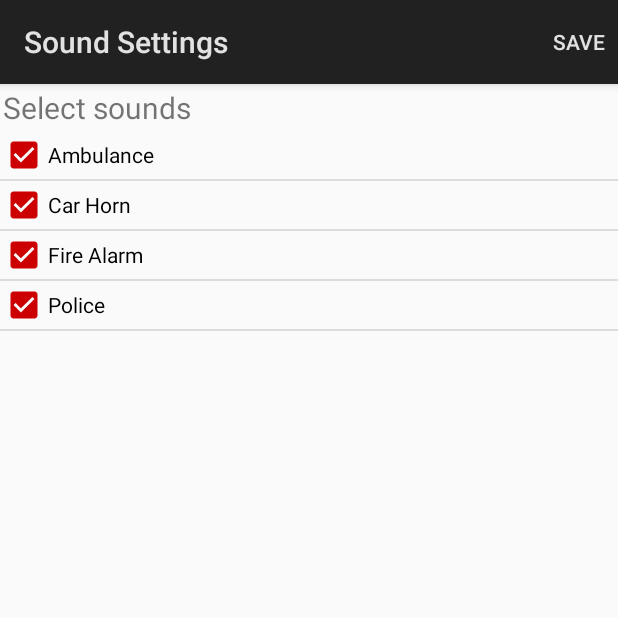
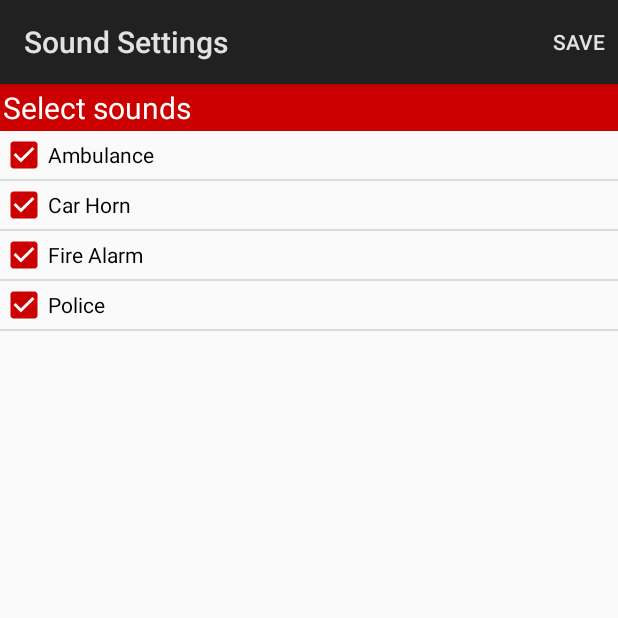
Before and after one commit to monisind/AlertBuddy, an Android app: the SoundSettingsActivity screen opened directly, with no data from a screen before it, on a phone screen of 412 x 824 dp, the top half of it. Run offline under Robolectric (Android 15) with nearby library versions, the phone set to English and light mode, and no system bars.

Commit message:
changed the color of sub header

```diff
--- a/Application/src/main/res/layout/activity_sound_settings.xml
+++ b/Application/src/main/res/layout/activity_sound_settings.xml
@@ -8,6 +8,8 @@
     <TextView android:layout_width="fill_parent"
         android:layout_height="wrap_content"
         android:padding="2dp"
+        android:background="@color/red"
+        android:textColor="@color/white"
         android:text="@string/sound_settings_sub_header"
         android:textSize="20sp" />
     <ListView
```
